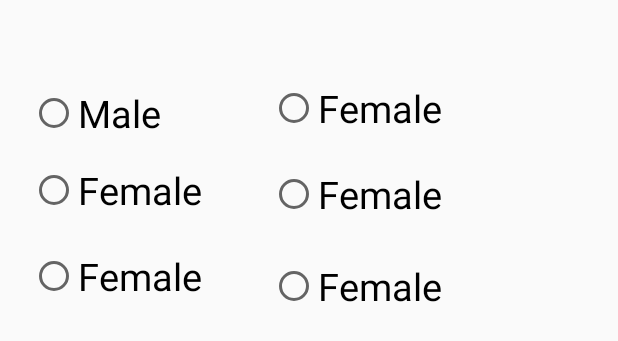
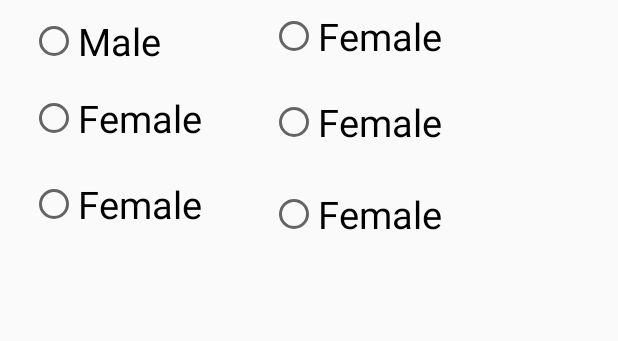
Before and after one commit to spiritsk9/InternTask1, an Android app: the layout demo2.xml on its own in the app's theme, with its tools: preview values and no code run, on a phone screen of 412 x 824 dp. Shown: the top 341 px of the screen. Run offline under Robolectric (Android 15) with nearby library versions, the phone set to English and light mode, and no system bars.

```diff
--- a/app/src/main/res/layout/activity_add_a__new__class.xml
+++ b/app/src/main/res/layout/activity_add_a__new__class.xml
@@ -84,6 +84,7 @@
                 android:layout_height="35dp"
                 android:layout_marginTop="8dip"
                 android:inputType="number"
+                android:maxLength="100"
                 android:textSize="13dp"
                 android:hint="Enter the number of people who attended the class"
                 android:background="@drawable/edit_text_border"
--- a/app/src/main/res/layout/demo2.xml
+++ b/app/src/main/res/layout/demo2.xml
@@ -1,24 +1,24 @@
 <LinearLayout xmlns:android="http://schemas.android.com/apk/res/android"
     xmlns:tools="http://schemas.android.com/tools"
     android:layout_width="match_parent"
-    android:layout_height="match_parent"
+    android:layout_height="wrap_content"
     tools:context=".MainActivity">
 
     <RadioGroup
+        android:id="@+id/radioGroup"
         android:layout_width="match_parent"
         android:layout_height="match_parent"
-        android:layout_marginTop="58dp"
-        android:weightSum="1"
-        android:id="@+id/radioGroup">
+        android:layout_marginTop="10dp"
+        android:weightSum="1">
 
 
         <RadioButton
+            android:id="@+id/radioButton"
             android:layout_width="wrap_content"
             android:layout_height="wrap_content"
-            android:text="Male"
-            android:id="@+id/radioButton"
             android:layout_marginLeft="20dp"
             android:checked="false"
+            android:text="Male"
             android:textSize="25dp" />
 
         <RadioButton
@@ -30,38 +30,42 @@
             android:checked="false"
             android:text="Female"
             android:textSize="25dp" />
+
         <RadioButton
             android:id="@+id/radioButton3"
             android:layout_width="wrap_content"
             android:layout_height="wrap_content"
+            android:layout_margin="20dp"
             android:checked="false"
-            android:layout_margin="20dp"
             android:text="Female"
             android:textSize="25dp" />
+
         <RadioButton
             android:id="@+id/radioButton4"
             android:layout_width="wrap_content"
             android:layout_height="wrap_content"
-            android:checked="false"
             android:layout_marginLeft="180dp"
             android:layout_marginTop="-52dp"
+            android:checked="false"
             android:text="Female"
             android:textSize="25dp" />
+
         <RadioButton
             android:id="@+id/radioButton5"
             android:layout_width="wrap_content"
             android:layout_height="wrap_content"
+            android:layout_margin="20dp"
             android:checked="false"
-            android:layout_margin="20dp"
             android:text="Female"
             android:textSize="25dp" />
+
         <RadioButton
             android:id="@+id/radioButton6"
             android:layout_width="wrap_content"
             android:layout_height="wrap_content"
-            android:checked="false"
             android:layout_marginLeft="180dp"
             android:layout_marginTop="-48dp"
+            android:checked="false"
             android:text="Female"
             android:textSize="25dp" />
     </RadioGroup>
```
Also changed, not shown: app/src/main/java/com/example/saurabh/nooratask1/Add_a_New_Class.java (+22 -0 lines).
